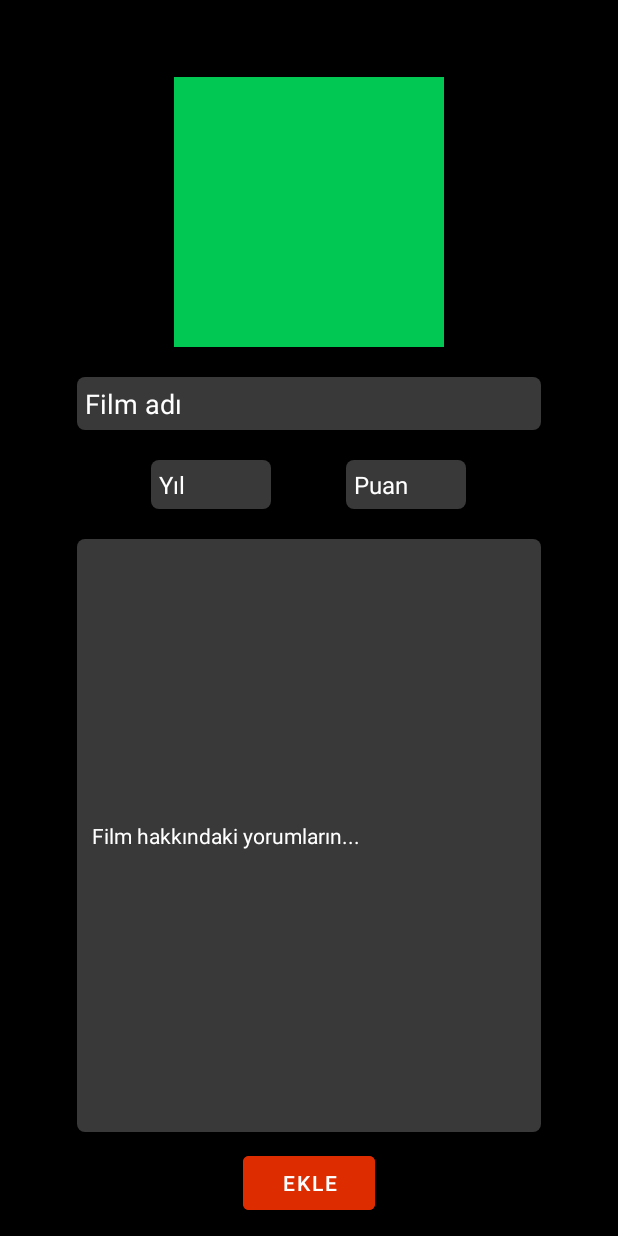
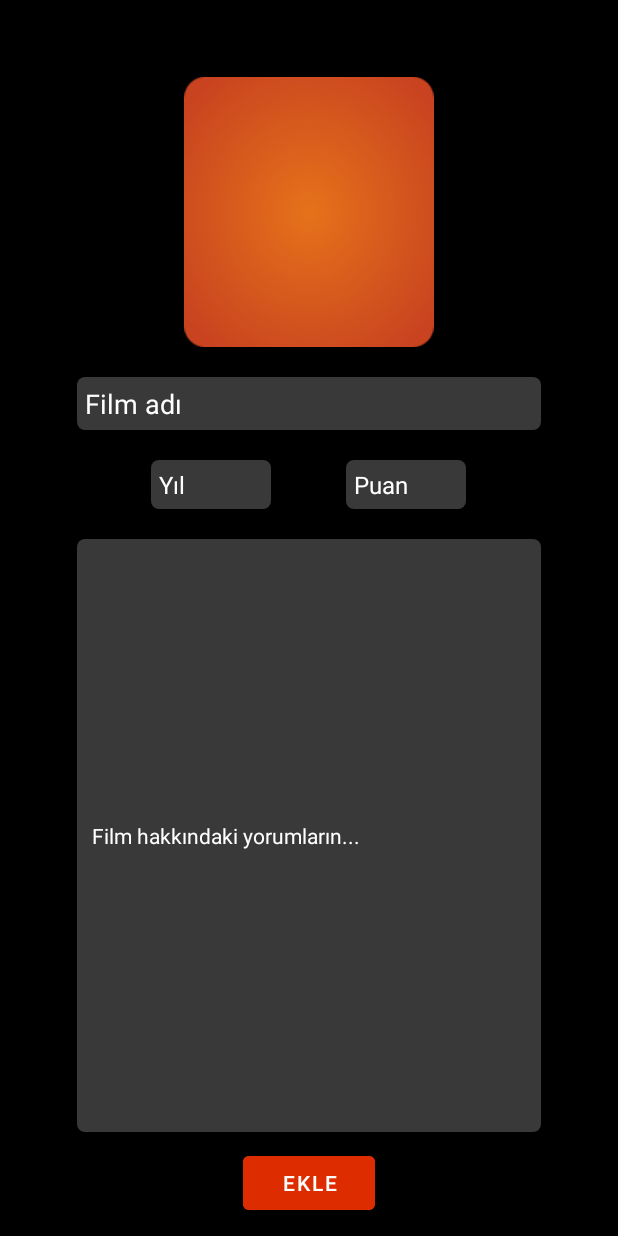
Before and after one commit to metehanbolatt/ThinqeekTestBoard, an Android app: the AdminFragment screen opened through its navigation route, on a phone screen of 412 x 824 dp. Run offline under Robolectric (Android 15) with nearby library versions, the phone set to English and light mode, and no system bars; our stand-ins replace Firebase (no records; nobody signed in at launch, a user with empty details on screens opened directly), Picasso; 2 statements that could not run were skipped.

Commit message:
Slide Image added.

```diff
--- a/app/build.gradle
+++ b/app/build.gradle
@@ -58,6 +58,7 @@ dependencies {
     implementation 'com.google.firebase:firebase-auth-ktx'
     implementation 'com.google.firebase:firebase-firestore-ktx'
     implementation 'com.google.firebase:firebase-storage-ktx'
+    implementation 'com.google.firebase:firebase-analytics-ktx'
 
     implementation "com.google.dagger:hilt-android:2.38.1"
     kapt "com.google.dagger:hilt-compiler:2.38.1"
@@ -65,4 +66,8 @@ dependencies {
     implementation 'com.squareup.picasso:picasso:2.71828'
 
     implementation 'com.airbnb.android:lottie:4.2.1'
+
+    implementation 'androidx.viewpager2:viewpager2:1.0.0'
+    implementation 'com.makeramen:roundedimageview:2.3.0'
+
 }
--- a/app/src/main/java/com/metehanbolat/thinqeek/adapter/MoviesRecyclerAdapter.kt
+++ b/app/src/main/java/com/metehanbolat/thinqeek/adapter/MoviesRecyclerAdapter.kt
@@ -4,14 +4,16 @@ import android.content.Context
 import android.view.LayoutInflater
 import android.view.ViewGroup
 import android.widget.Toast
+import androidx.lifecycle.LifecycleOwner
 import androidx.navigation.Navigation
 import androidx.recyclerview.widget.RecyclerView
 import com.metehanbolat.thinqeek.databinding.MoviesRecyclerRowBinding
 import com.metehanbolat.thinqeek.model.Movies
 import com.metehanbolat.thinqeek.view.fragments.MoviesFragmentDirections
+import com.metehanbolat.thinqeek.viewmodel.MoviesFragmentViewModel
 import com.squareup.picasso.Picasso
 
-class MoviesRecyclerAdapter(var context: Context, var movieList: ArrayList<Movies>) :  RecyclerView.Adapter<MoviesRecyclerAdapter.MoviesViewHolder>() {
+class MoviesRecyclerAdapter(var context: Context, var movieList: ArrayList<Movies>, var viewModel: MoviesFragmentViewModel, var owner: LifecycleOwner) :  RecyclerView.Adapter<MoviesRecyclerAdapter.MoviesViewHolder>() {
     class MoviesViewHolder(val binding : MoviesRecyclerRowBinding) : RecyclerView.ViewHolder(binding.root)
 
     override fun onCreateViewHolder(parent: ViewGroup, viewType: Int): MoviesViewHolder {
@@ -26,6 +28,7 @@ class MoviesRecyclerAdapter(var context: Context, var movieList: ArrayList<Movie
         Picasso.get().load(movieList[position].downloadUrl).into(holder.binding.movieImage)
 
         holder.binding.recyclerRowLinear.setOnClickListener {
+            if (viewModel.isClickable.value == true){
                 val action = MoviesFragmentDirections.actionMoviesFragmentToDetailsMovieFragment(
                     movieList[position].name,
                     movieList[position].comment,
@@ -35,6 +38,7 @@ class MoviesRecyclerAdapter(var context: Context, var movieList: ArrayList<Movie
                 Navigation.findNavController(it).navigate(action)
             }
         }
+    }
 
     override fun getItemCount(): Int {
         return movieList.size
--- a/app/src/main/java/com/metehanbolat/thinqeek/model/Movies.kt
+++ b/app/src/main/java/com/metehanbolat/thinqeek/model/Movies.kt
@@ -5,5 +5,6 @@ data class Movies(
     var year: String,
     var comment: String,
     var rate: String,
-    var downloadUrl: String
+    var downloadUrl: String,
+    var date: String
 )
--- /dev/null
+++ b/app/src/main/java/com/metehanbolat/thinqeek/model/SliderItem.kt
@@ -0,0 +1,5 @@
+package com.metehanbolat.thinqeek.model
+
+data class SliderItem(
+    var image: String
+)
--- a/app/src/main/java/com/metehanbolat/thinqeek/view/fragments/AdminFragment.kt
+++ b/app/src/main/java/com/metehanbolat/thinqeek/view/fragments/AdminFragment.kt
@@ -18,6 +18,7 @@ import androidx.core.content.ContextCompat
 import androidx.navigation.NavController
 import androidx.navigation.fragment.findNavController
 import com.google.android.material.snackbar.Snackbar
+import com.google.firebase.Timestamp
 import com.google.firebase.auth.FirebaseAuth
 import com.google.firebase.auth.ktx.auth
 import com.google.firebase.firestore.FirebaseFirestore
@@ -123,6 +124,7 @@ class AdminFragment : Fragment() {
                                     movieMap["comment"] = binding.movieComment.text.toString()
                                     movieMap["rate"] = binding.movieRate.text.toString()
                                     movieMap["downloadUrl"] = downloadUrl
+                                    movieMap["date"] = Timestamp.now()
 
                                     firestore.collection("Movies").document(binding.movieName.text.toString()).set(movieMap).addOnSuccessListener {
                                         navController = findNavController()
--- a/app/src/main/java/com/metehanbolat/thinqeek/view/fragments/MoviesFragment.kt
+++ b/app/src/main/java/com/metehanbolat/thinqeek/view/fragments/MoviesFragment.kt
@@ -48,7 +48,7 @@ class MoviesFragment : Fragment() {
         firestore = Firebase.firestore
         auth = Firebase.auth
         movieList = ArrayList()
-        movieAdapter = MoviesRecyclerAdapter(requireContext(), movieList)
+        movieAdapter = MoviesRecyclerAdapter(requireContext(), movieList, viewModel, viewLifecycleOwner)
 
         getAdminData()
 
@@ -58,7 +58,7 @@ class MoviesFragment : Fragment() {
     override fun onViewCreated(view: View, savedInstanceState: Bundle?) {
         super.onViewCreated(view, savedInstanceState)
 
-        viewModel.getFilm(firestore, requireContext(), movieList, movieAdapter)
+        viewModel.getFilm(firestore, movieList, movieAdapter)
         binding.recyclerView.layoutManager = StaggeredGridLayoutManager(2,StaggeredGridLayoutManager.VERTICAL)
         binding.recyclerView.adapter = movieAdapter
 
@@ -91,12 +91,12 @@ class MoviesFragment : Fragment() {
     private fun getAdminData(){
         firestore.collection("Admin").document("Admin").get().addOnSuccessListener { document ->
             if (document != null){
-                adminOneEmail = document["admin_one"] as String
-                adminTwoEmail = document["admin_two"] as String
+                adminOneEmail = document["metehan"] as String
+                adminTwoEmail = document["kutay"] as String
             }
             adminControl()
+            viewModel.isClickable.value = true
         }
-
     }
 
 }
--- a/app/src/main/java/com/metehanbolat/thinqeek/viewmodel/DetailsMovieFragmentViewModel.kt
+++ b/app/src/main/java/com/metehanbolat/thinqeek/viewmodel/DetailsMovieFragmentViewModel.kt
@@ -1,5 +1,6 @@
 package com.metehanbolat.thinqeek.viewmodel
 
+import androidx.lifecycle.MutableLiveData
 import androidx.lifecycle.ViewModel
 import com.google.firebase.firestore.FirebaseFirestore
 import com.google.firebase.firestore.Query
@@ -8,12 +9,15 @@ import com.metehanbolat.thinqeek.model.ChatUser
 
 class DetailsMovieFragmentViewModel : ViewModel() {
 
+    val listIsNotEmpty = MutableLiveData(false)
+
     fun getChat(movieName: String, firestore: FirebaseFirestore, chatList: ArrayList<ChatUser>, adapter: MovieChatAdapter){
         firestore.collection("Movies").document(movieName).collection("Chat").orderBy("date", Query.Direction.DESCENDING).addSnapshotListener { value, error ->
             if (error == null){
                 if (!value?.isEmpty!!){
                     val chats = value.documents
                     chatList.clear()
+                    listIsNotEmpty.value = true
                     for (chat in chats){
                         val myChat = ChatUser(
                             chat["email"].toString(),
--- a/app/src/main/java/com/metehanbolat/thinqeek/viewmodel/MoviesFragmentViewModel.kt
+++ b/app/src/main/java/com/metehanbolat/thinqeek/viewmodel/MoviesFragmentViewModel.kt
@@ -1,15 +1,18 @@
 package com.metehanbolat.thinqeek.viewmodel
 
-import android.content.Context
+import androidx.lifecycle.MutableLiveData
 import androidx.lifecycle.ViewModel
 import com.google.firebase.firestore.FirebaseFirestore
+import com.google.firebase.firestore.Query
 import com.metehanbolat.thinqeek.adapter.MoviesRecyclerAdapter
 import com.metehanbolat.thinqeek.model.Movies
 
 class MoviesFragmentViewModel : ViewModel() {
 
-    fun getFilm(firestore: FirebaseFirestore, context: Context, movieList: ArrayList<Movies>, adapter: MoviesRecyclerAdapter){
-        firestore.collection("Movies").addSnapshotListener { value, error ->
+    var isClickable = MutableLiveData(false)
+
+    fun getFilm(firestore: FirebaseFirestore, movieList: ArrayList<Movies>, adapter: MoviesRecyclerAdapter){
+        firestore.collection("Movies").orderBy("date",Query.Direction.DESCENDING).addSnapshotListener { value, error ->
             if (error == null){
                 if (value != null){
                     if (!value.isEmpty){
@@ -21,7 +24,8 @@ class MoviesFragmentViewModel : ViewModel() {
                                 movie["year"].toString(),
                                 movie["comment"].toString(),
                                 movie["rate"].toString(),
-                                movie["downloadUrl"].toString()
+                                movie["downloadUrl"].toString(),
+                                movie["date"].toString()
                             )
                             movieList.add(myMovie)
                         }
--- a/app/src/main/res/layout/fragment_admin.xml
+++ b/app/src/main/res/layout/fragment_admin.xml
@@ -24,8 +24,9 @@
         android:id="@+id/movieImage"
         android:layout_width="180dp"
         android:layout_height="180dp"
-        android:background="#00C853"
+        android:src="@drawable/select_image"
         android:layout_marginTop="50dp"
+        android:contentDescription="@string/film_resmi"
         app:layout_constraintStart_toStartOf="parent"
         app:layout_constraintTop_toTopOf="parent"
         app:layout_constraintEnd_toEndOf="parent"/>
@@ -35,7 +36,7 @@
         android:layout_width="match_parent"
         android:layout_height="wrap_content"
         android:background="@drawable/add_movie_text_background"
-        android:hint="Film adı"
+        android:hint="@string/film_adi"
         android:textColorHint="@color/white"
         android:maxLines="1"
         android:layout_marginTop="20dp"
@@ -63,7 +64,7 @@
             android:layout_width="80dp"
             android:layout_height="wrap_content"
             android:padding="5dp"
-            android:hint="Yıl"
+            android:hint="@string/yil"
             android:textSize="16sp"
             android:inputType="number"
             android:layout_marginEnd="50dp"
@@ -79,7 +80,7 @@
             android:padding="5dp"
             android:inputType="numberDecimal"
             android:textColorHint="@color/white"
-            android:hint="Puan"
+            android:hint="@string/puan"
             android:textColor="@color/white"
             android:background="@drawable/add_movie_text_background" />
 
@@ -93,7 +94,7 @@
         android:padding="10dp"
         android:layout_marginBottom="10dp"
         android:textSize="14sp"
-        android:hint="Film hakkındaki yorumların..."
+        android:hint="@string/comment"
         android:textColorHint="@color/white"
         android:textColor="@color/white"
         android:background="@drawable/add_movie_text_background"
@@ -106,7 +107,7 @@
         android:id="@+id/addButton"
         android:layout_width="wrap_content"
         android:layout_height="wrap_content"
-        android:text="Ekle"
+        android:text="@string/ekle"
         android:backgroundTint="#DD2C00"
         android:layout_marginBottom="10dp"
         app:layout_constraintStart_toStartOf="parent"
--- a/app/src/main/res/layout/fragment_movies.xml
+++ b/app/src/main/res/layout/fragment_movies.xml
@@ -1,5 +1,6 @@
 <?xml version="1.0" encoding="utf-8"?>
-<androidx.constraintlayout.widget.ConstraintLayout xmlns:android="http://schemas.android.com/apk/res/android"
+<androidx.constraintlayout.widget.ConstraintLayout
+    xmlns:android="http://schemas.android.com/apk/res/android"
     xmlns:app="http://schemas.android.com/apk/res-auto"
     xmlns:tools="http://schemas.android.com/tools"
     android:layout_width="match_parent"
@@ -25,6 +26,8 @@
         android:id="@+id/recyclerView"
         android:layout_width="0dp"
         android:layout_height="0dp"
+        android:clickable="false"
+        android:overScrollMode="never"
         android:layout_marginTop="20dp"
         android:layout_marginStart="20dp"
         android:layout_marginEnd="20dp"
--- a/app/src/main/res/values/strings.xml
+++ b/app/src/main/res/values/strings.xml
@@ -2,4 +2,10 @@
     <string name="app_name">Thinqeek</string>
     <!-- TODO: Remove or change this placeholder text -->
     <string name="hello_blank_fragment">Hello blank fragment</string>
+    <string name="film_resmi">Film Resmi</string>
+    <string name="film_adi">Film adı</string>
+    <string name="yil">Yıl</string>
+    <string name="puan">Puan</string>
+    <string name="comment">Film hakkındaki yorumların...</string>
+    <string name="ekle">Ekle</string>
 </resources>
```
Also changed, not shown: app/src/main/java/com/metehanbolat/thinqeek/adapter/SliderAdapter.kt (added, +34 -0 lines), app/src/main/java/com/metehanbolat/thinqeek/view/fragments/DetailsMovieFragment.kt (+36 -2 lines), app/src/main/java/com/metehanbolat/thinqeek/view/fragments/UserSignInFragment.kt (+42 -0 lines), app/src/main/res/layout/fragment_details_movie.xml (+23 -12 lines), app/src/main/res/layout/fragment_user_sign_in.xml (+14 -0 lines), app/src/main/res/layout/slide_item_container.xml (added, +11 -0 lines), app/src/main/res/xml/fragment_details_movie_scene.xml (deleted, +0 -102 lines), app/src/main/res/drawable/select_image.png (added), 1 other file. Lines whose indentation alone changed are shown as unchanged.
